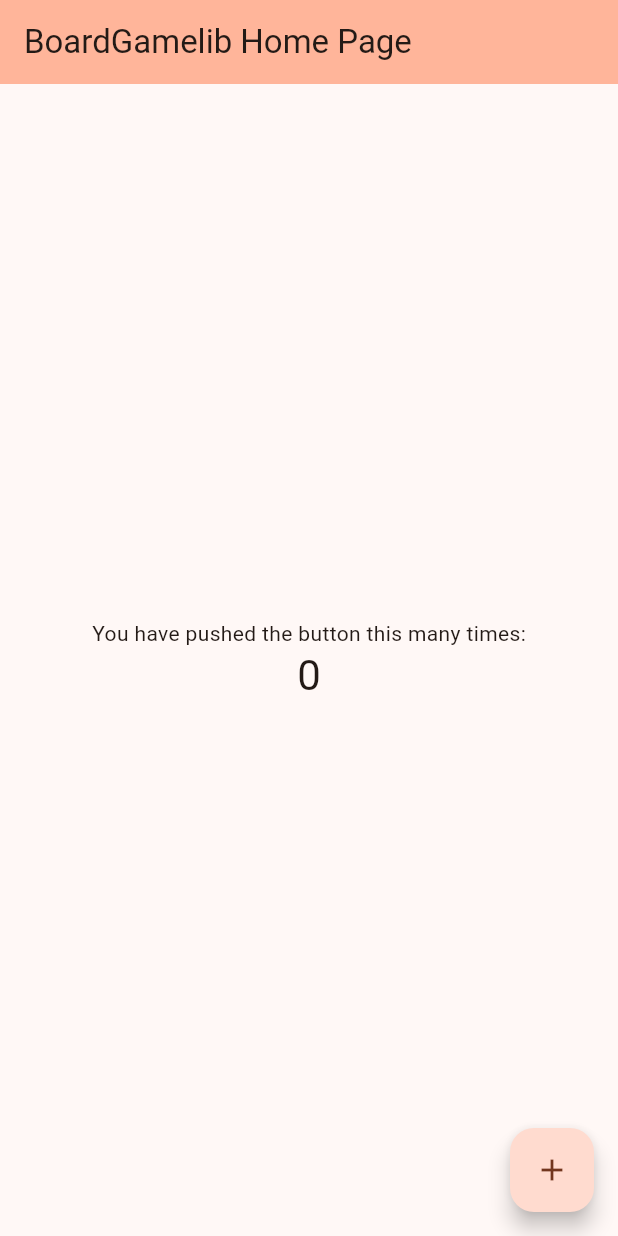
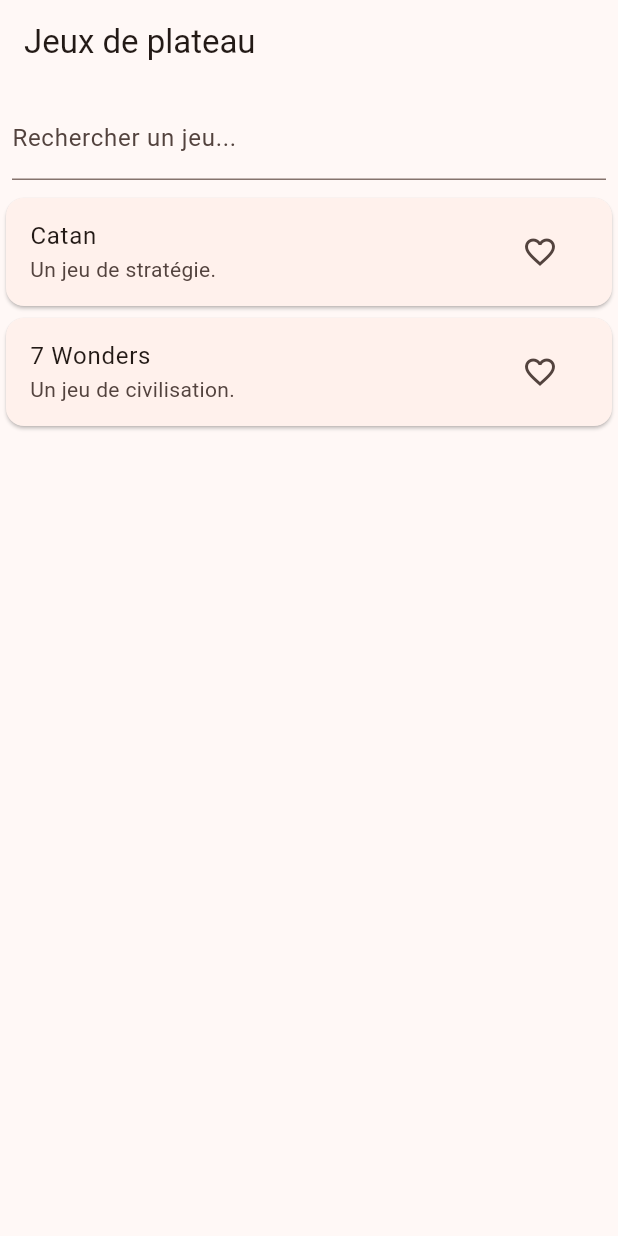
Before and after one commit to AudreyGalacho/boardgamelib, a Flutter app: the screen it shows after launch, on a phone screen of 412 x 824 dp. Run offline on Flutter 3.47's test engine with Material 3 defaults, Android fonts, the phone set to English and light mode, and no system bars.

Commit message:
dependencies import and main pages add

```diff
--- a/lib/main.dart
+++ b/lib/main.dart
@@ -1,125 +1,28 @@
 import 'package:flutter/material.dart';
+import 'package:provider/provider.dart';
+import 'providers/game_provider.dart';
+import 'pages/home_page.dart';
 
 void main() {
-  runApp(const MyApp());
+  runApp(
+    ChangeNotifierProvider(
+      create: (_) => GameProvider(),
+      child: const MyApp(),
+    ),
+  );
 }
 
 class MyApp extends StatelessWidget {
   const MyApp({super.key});
-
-  // This widget is the root of your application.
   @override
   Widget build(BuildContext context) {
     return MaterialApp(
-      title: 'Flutter Demo',
+      title: 'BoardGamelib',
       theme: ThemeData(
-        // This is the theme of your application.
-        //
-        // TRY THIS: Try running your application with "flutter run". You'll see
-        // the application has a purple toolbar. Then, without quitting the app,
-        // try changing the seedColor in the colorScheme below to Colors.green
-        // and then invoke "hot reload" (save your changes or press the "hot
-        // reload" button in a Flutter-supported IDE, or press "r" if you used
-        // the command line to start the app).
-        //
-        // Notice that the counter didn't reset back to zero; the application
-        // state is not lost during the reload. To reset the state, use hot
-        // restart instead.
-        //
-        // This works for code too, not just values: Most code changes can be
-        // tested with just a hot reload.
         colorScheme: ColorScheme.fromSeed(seedColor: Colors.brown),
         useMaterial3: true,
       ),
-      home: const MyHomePage(title: 'BoardGamelib Home Page'),
+      home: HomePage(),
     );
   }
 }
-
-class MyHomePage extends StatefulWidget {
-  const MyHomePage({super.key, required this.title});
-
-  // This widget is the home page of your application. It is stateful, meaning
-  // that it has a State object (defined below) that contains fields that affect
-  // how it looks.
-
-  // This class is the configuration for the state. It holds the values (in this
-  // case the title) provided by the parent (in this case the App widget) and
-  // used by the build method of the State. Fields in a Widget subclass are
-  // always marked "final".
-
-  final String title;
-
-  @override
-  State<MyHomePage> createState() => _MyHomePageState();
-}
-
-class _MyHomePageState extends State<MyHomePage> {
-  int _counter = 0;
-
-  void _incrementCounter() {
-    setState(() {
-      // This call to setState tells the Flutter framework that something has
-      // changed in this State, which causes it to rerun the build method below
-      // so that the display can reflect the updated values. If we changed
-      // _counter without calling setState(), then the build method would not be
-      // called again, and so nothing would appear to happen.
-      _counter++;
-    });
-  }
-
-  @override
-  Widget build(BuildContext context) {
-    // This method is rerun every time setState is called, for instance as done
-    // by the _incrementCounter method above.
-    //
-    // The Flutter framework has been optimized to make rerunning build methods
-    // fast, so that you can just rebuild anything that needs updating rather
-    // than having to individually change instances of widgets.
-    return Scaffold(
-      appBar: AppBar(
-        // TRY THIS: Try changing the color here to a specific color (to
-        // Colors.amber, perhaps?) and trigger a hot reload to see the AppBar
-        // change color while the other colors stay the same.
-        backgroundColor: Theme.of(context).colorScheme.inversePrimary,
-        // Here we take the value from the MyHomePage object that was created by
-        // the App.build method, and use it to set our appbar title.
-        title: Text(widget.title),
-      ),
-      body: Center(
-        // Center is a layout widget. It takes a single child and positions it
-        // in the middle of the parent.
-        child: Column(
-          // Column is also a layout widget. It takes a list of children and
-          // arranges them vertically. By default, it sizes itself to fit its
-          // children horizontally, and tries to be as tall as its parent.
-          //
-          // Column has various properties to control how it sizes itself and
-          // how it positions its children. Here we use mainAxisAlignment to
-          // center the children vertically; the main axis here is the vertical
-          // axis because Columns are vertical (the cross axis would be
-          // horizontal).
-          //
-          // TRY THIS: Invoke "debug painting" (choose the "Toggle Debug Paint"
-          // action in the IDE, or press "p" in the console), to see the
-          // wireframe for each widget.
-          mainAxisAlignment: MainAxisAlignment.center,
-          children: <Widget>[
-            const Text(
-              'You have pushed the button this many times:',
-            ),
-            Text(
-              '$_counter',
-              style: Theme.of(context).textTheme.headlineMedium,
-            ),
-          ],
-        ),
-      ),
-      floatingActionButton: FloatingActionButton(
-        onPressed: _incrementCounter,
-        tooltip: 'Increment',
-        child: const Icon(Icons.add),
-      ), // This trailing comma makes auto-formatting nicer for build methods.
-    );
-  }
-}
--- /dev/null
+++ b/lib/models/game.dart
@@ -0,0 +1,8 @@
+class Game {
+  final String id;
+  final String name;
+  final String description;
+
+
+  Game({required this.id, required this.name, required this.description});
+}
--- /dev/null
+++ b/lib/pages/home_page.dart
@@ -0,0 +1,51 @@
+import 'package:flutter/material.dart';
+import 'package:provider/provider.dart';
+import '../providers/game_provider.dart';
+import 'detail_page.dart';
+
+class HomePage extends StatelessWidget {
+  @override
+  Widget build(BuildContext context) {
+    final provider = Provider.of<GameProvider>(context);
+    final games = provider.games;
+
+    return Scaffold(
+      appBar: AppBar(title: Text("Jeux de plateau")),
+      body: Column(
+        children: [
+          Padding(
+            padding: const EdgeInsets.all(8.0),
+            child: TextField(
+              decoration: InputDecoration(labelText: 'Rechercher un jeu...'),
+              onChanged: provider.updateSearch,
+            ),
+          ),
+          Expanded(
+            child: ListView.builder(
+              itemCount: games.length,
+              itemBuilder: (context, index) {
+                final game = games[index];
+                return Card(
+                  child: ListTile(
+                    title: Text(game.name),
+                    subtitle: Text(game.description),
+                    onTap: () {
+                      Navigator.push(
+                        context,
+                        MaterialPageRoute(builder: (_) => DetailPage(game: game)),
+                      );
+                    },
+                    trailing: IconButton(
+                      icon: Icon(Icons.favorite_border),
+                      onPressed: () => provider.addToFavorites(game),
+                    ),
+                  ),
+                );
+              },
+            ),
+          ),
+        ],
+      ),
+    );
+  }
+}
--- /dev/null
+++ b/lib/providers/game_provider.dart
@@ -0,0 +1,35 @@
+import 'package:flutter/material.dart';
+import '../models/game.dart';
+
+class GameProvider extends ChangeNotifier {
+  final List<Game> _games = [
+    Game(id: '1', name: 'Catan', description: 'Un jeu de stratégie.'),
+    Game(id: '2', name: '7 Wonders', description: 'Un jeu de civilisation.'),
+  ];
+
+  List<Game> _favorites = [];
+  String _searchQuery = '';
+
+  List<Game> get games => _searchQuery.isEmpty
+      ? _games
+      : _games.where((g) => g.name.toLowerCase().contains(_searchQuery.toLowerCase())).toList();
+
+  List<Game> get favorites => _favorites;
+
+  void addToFavorites(Game game) {
+    if (!_favorites.contains(game)) {
+      _favorites.add(game);
+      notifyListeners();
+    }
+  }
+
+  void removeFromFavorites(Game game) {
+    _favorites.remove(game);
+    notifyListeners();
+  }
+
+  void updateSearch(String query) {
+    _searchQuery = query;
+    notifyListeners();
+  }
+}
```
Also changed, not shown: lib/pages/detail_page.dart (added, +19 -0 lines), lib/pages/user_profile_page.dart (added, +38 -0 lines), lib/providers/user_provider.dart (added, +33 -0 lines), pubspec.yaml (+2 -71 lines), pubspec.lock.
